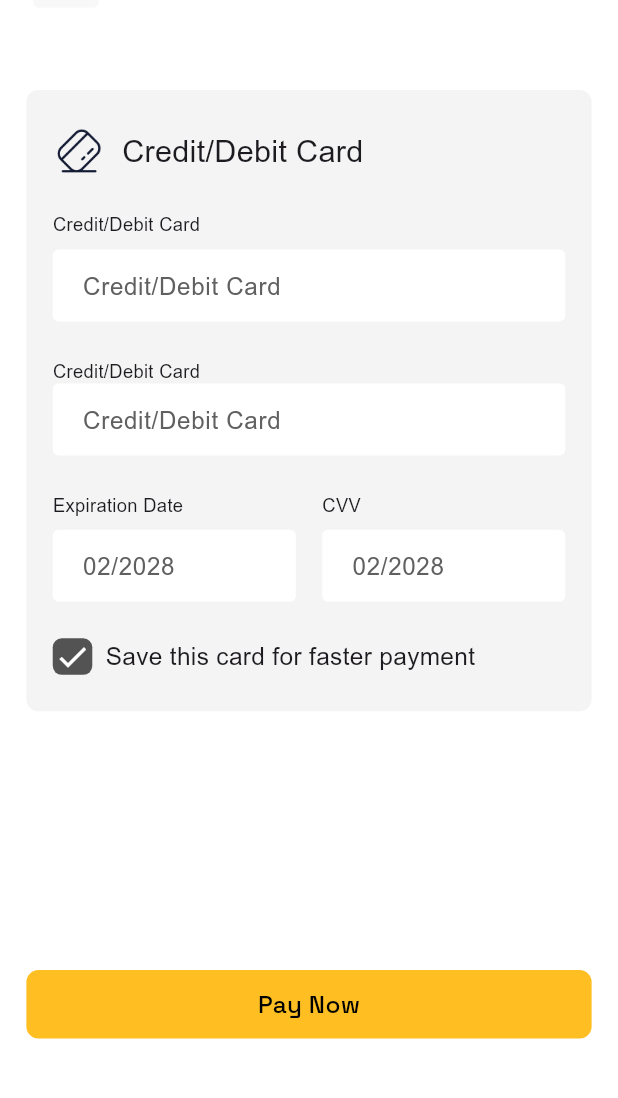
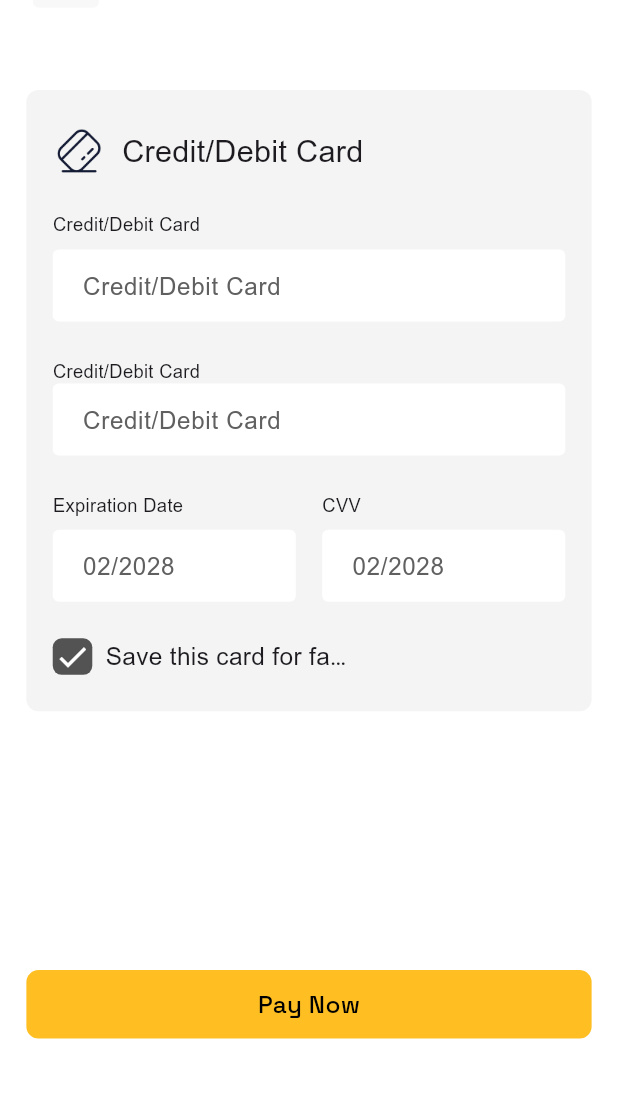
Before and after one commit to flutter-maktech/shomoshotime_app_forntend, a Flutter app: the AddCardView screen opened by its route, on a phone screen of 412 x 824 dp, the part 67-1165 px from its top. Run offline on Flutter 3.47's test engine with Material 3 defaults, Android fonts, the light colour scheme and no system bars; our stand-ins replace flutter_screenutil, get.

Commit message:
pull dev final

```diff
--- a/lib/app/modules/add_card/views/add_card_view.dart
+++ b/lib/app/modules/add_card/views/add_card_view.dart
@@ -38,27 +38,38 @@ class AddCardView extends GetView<AddCardController> {
                       children: [
                         Row(
                           children: [
-                            Image.asset(
+                            Flexible(flex: 1,
+                              child: Image.asset(
                                 ImagePath.paymentCreditCard,
                                 height: 32.h,
                                 width: 32.w,
                               ),
+                            ),
                             SizedBox(width: 10.w),
-                            Text(
+                            Flexible(flex: 2,
+                              child: Text(
                                 "Credit/Debit Card",
                                 style: AppTextStyles.regular20,
+                                overflow: TextOverflow.ellipsis,
+                              ),
                             ),
                           ],
                         ),
                         SizedBox(height: 24.h),
-                        Text("Credit/Debit Card", style: AppTextStyles.regular12),
+                        Text(
+                          "Credit/Debit Card",
+                          style: AppTextStyles.regular12,
+                        ),
                         SizedBox(height: 8.h),
                         CustomAddCard(text: "Credit/Debit Card"),
                         SizedBox(height: 24.h),
-                        Text("Credit/Debit Card", style: AppTextStyles.regular12),
+                        Text(
+                          "Credit/Debit Card",
+                          style: AppTextStyles.regular12,
+                        ),
                         CustomAddCard(text: "Credit/Debit Card"),
                         SizedBox(height: 24.h),
-                        Row(
+                        Row(crossAxisAlignment: CrossAxisAlignment.start,
                           children: [
                             Expanded(
                               child: Column(
@@ -67,6 +78,7 @@ class AddCardView extends GetView<AddCardController> {
                                   Text(
                                     "Expiration Date",
                                     style: AppTextStyles.regular12,
+                                    overflow: TextOverflow.ellipsis,
                                   ),
                                   SizedBox(height: 8.h),
                                   CustomAddCard(text: "02/2028"),
@@ -89,7 +101,8 @@ class AddCardView extends GetView<AddCardController> {
                         SizedBox(height: 24.h),
                         Row(
                           children: [
-                            Container(
+                            Flexible(flex: 1,
+                              child: Container(
                                 height: 24.h,
                                 width: 24.w,
                                 decoration: BoxDecoration(
@@ -101,10 +114,14 @@ class AddCardView extends GetView<AddCardController> {
                                   color: AppColors.whiteColor,
                                 ),
                               ),
+                            ),
                             SizedBox(width: 8.w),
-                            Text(
+                            Flexible(flex: 1,
+                              child: Text(
                                 "Save this card for faster payment",
                                 style: AppTextStyles.regular16,
+                                overflow:TextOverflow.ellipsis,
+                              ),
                             ),
                           ],
                         ),
@@ -112,8 +129,11 @@ class AddCardView extends GetView<AddCardController> {
                     ),
                   ),
                 ),
-                SizedBox(height: 170.h,),
-                CustomButton(childText: "Pay Now",buttonColor: AppColors.profileYellow,)
+                SizedBox(height: 170.h),
+                CustomButton(
+                  childText: "Pay Now",
+                  buttonColor: AppColors.profileYellow,
+                ),
               ],
             ),
           ),
--- a/lib/app/modules/profile/views/profile_view.dart
+++ b/lib/app/modules/profile/views/profile_view.dart
@@ -46,6 +46,7 @@ class ProfileView extends GetView<ProfileController> {
                       Text(
                         "sarah.johnson@example.corn",
                         style: AppTextStyles.regular14,
+                        overflow: TextOverflow.ellipsis,
                       ),
                       SizedBox(height: 24),
                       Image.asset(
--- a/lib/app/modules/profile/widget/custom_icons.dart
+++ b/lib/app/modules/profile/widget/custom_icons.dart
@@ -17,9 +17,10 @@ class CustomProfileDistyle extends StatelessWidget {
   Widget build(BuildContext context) {
     return Row(
       children: [
-        Icon(icon, color: AppColors.profileIcons),
+        Flexible(flex: 1,child: Icon(icon, color: AppColors.profileIcons)),
         SizedBox(width: 8),
-        Text(text, style: AppTextStyles.regular12),
+        Flexible(flex: 1,child: Text(text, style: AppTextStyles.regular12,overflow: TextOverflow.ellipsis,)),
+
       ],
     );
   }
--- a/lib/app/routes/app_pages.dart
+++ b/lib/app/routes/app_pages.dart
@@ -18,7 +18,7 @@ part 'app_routes.dart';
 class AppPages {
   AppPages._();
 
-  static const INITIAL = Routes.ADD_CARD;
+  static const INITIAL = Routes.PROFILE;
 
   static final routes = [
     GetPage(
```
Also changed, not shown: lib/app/modules/profile/widget/custom_subcription.dart (+23 -6 lines). Lines whose indentation alone changed are shown as unchanged.
